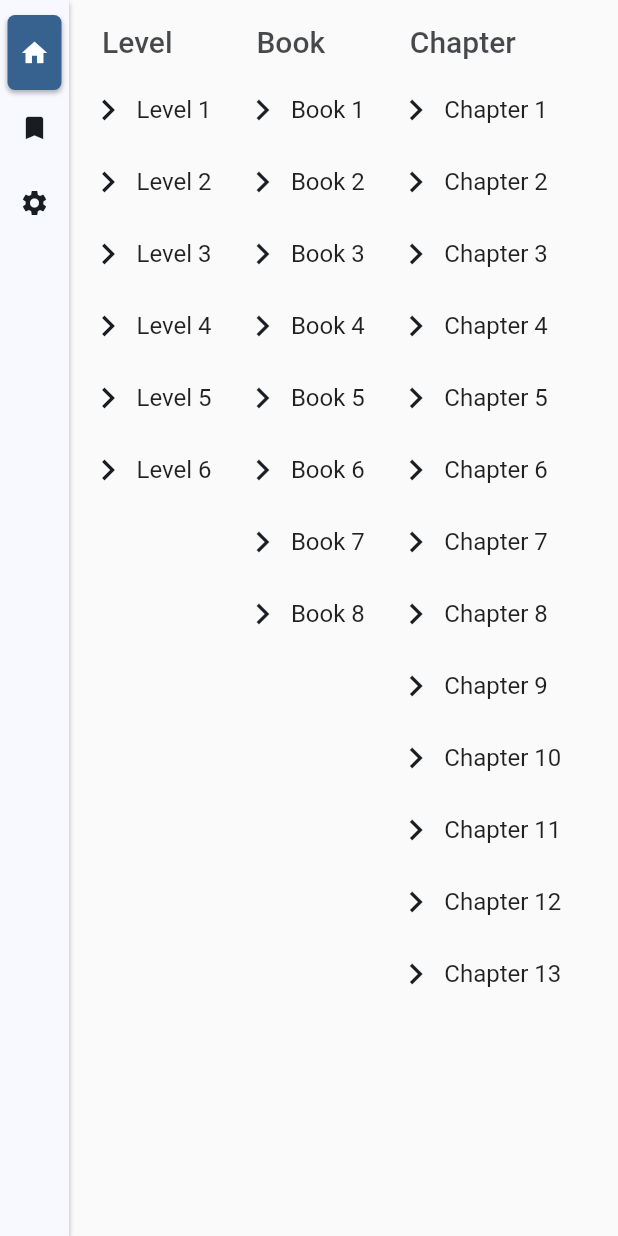
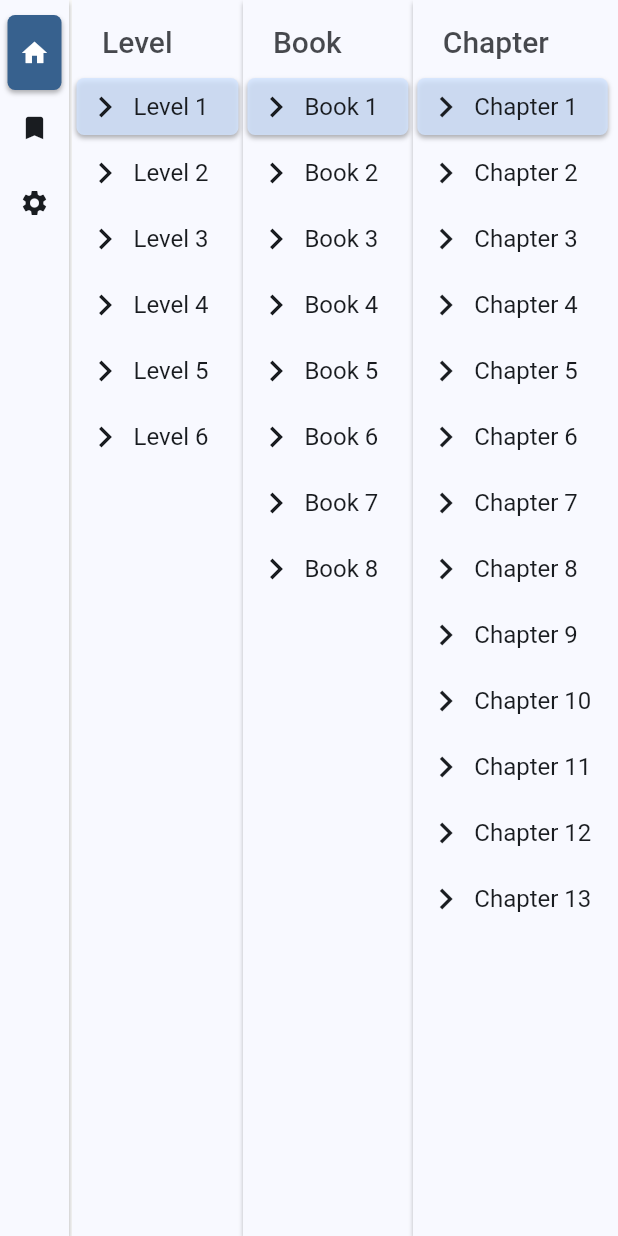
Before and after one commit to paulracooni/smart_study, a Flutter app: the screen it shows after launch, on a phone screen of 412 x 824 dp. Run offline on Flutter 3.47's test engine with Material 2 defaults, Android fonts, the phone set to English and light mode, and no system bars; our stand-ins replace badges, google_fonts.

Commit message:
feat: Impl contetn_item and more

```diff
--- /dev/null
+++ b/lib/features/contents/presentation/content_item.dart
@@ -0,0 +1,96 @@
+// ignore: must_be_immutable
+import 'package:flutter/material.dart';
+import 'package:smart_care/constants/design/effects.dart';
+
+class ContentItem extends StatefulWidget {
+  /// Element widget of [ContentSelector]
+  ///
+  /// item name
+  // ignore: prefer_typing_uninitialized_variables
+  final String item;
+
+  /// A function that call when tap on [SideMenuItem]
+  final Function onTap;
+
+  /// Priority of item to show on [SideMenu], lower value is displayed at the top
+  ///
+  /// * Start from 0
+  /// * This value should be unique
+  /// * This value used for page controller index
+  final int priority;
+
+  const ContentItem({
+    Key? key,
+    required this.item,
+    required this.onTap,
+    required this.priority,
+  }) : super(key: key);
+
+  @override
+  State<ContentItem> createState() => _ContentItemState();
+}
+
+class _ContentItemState extends State<ContentItem> {
+  bool isHovered = false;
+  int currentPage = 0;
+
+  T? _nonNullableWrap<T>(T? value) => value;
+
+  Color _setColor() {
+    if (widget.priority == currentPage) {
+      return Theme.of(context).colorScheme.primaryContainer.withOpacity(0.8);
+    } else if (isHovered) {
+      return Theme.of(context).colorScheme.onBackground.withOpacity(0.2);
+    } else {
+      return Colors.transparent;
+    }
+  }
+
+  @override
+  Widget build(BuildContext context) {
+    return InkWell(
+      onTap: () => widget.onTap,
+      onHover: (value) {
+        setState(() {isHovered = value;});
+      },
+      highlightColor: Colors.transparent,
+      focusColor: Colors.transparent,
+      hoverColor: Colors.transparent,
+      splashColor: Colors.transparent,
+      child: Padding(
+        padding: const EdgeInsets.all(3.0),
+        child: Container(
+          padding: const EdgeInsets.only(
+              left: 5.0, right: 20.0, top: 5.0, bottom: 5),
+          decoration: BoxDecoration(
+              color: _setColor(),
+              borderRadius: const BorderRadius.all(Radius.circular(5)),
+              boxShadow: [
+                if (widget.priority == currentPage)
+                  ...Effects.boxShadowEffect(context)
+              ]),
+          child: Padding(
+            padding: const EdgeInsets.only(left: 0, right: 0),
+            child: Row(
+              mainAxisAlignment: MainAxisAlignment.start,
+              crossAxisAlignment: CrossAxisAlignment.center,
+              children: [
+                Icon(
+                  Icons.keyboard_arrow_right,
+                  size: 28,
+                  color: Theme.of(context).colorScheme.onBackground,
+                ),
+                SizedBox(
+                  width: 5,
+                ),
+                Text(widget.item,
+                    style: Theme.of(context).textTheme.titleMedium!.copyWith(
+                        color: Theme.of(context).colorScheme.onBackground)),
+              ],
+            ),
+          ),
+        ),
+      ),
+    );
+  }
+}
--- a/lib/features/contents/presentation/content_selector.dart
+++ b/lib/features/contents/presentation/content_selector.dart
@@ -1,41 +1,18 @@
 import 'package:flutter/material.dart';
+import 'package:smart_care/constants/design/effects.dart';
 
-// ignore: must_be_immutable
-class ContentItem extends StatelessWidget {
-  /// Element widget of [ContentSelector]
-  String item;
-
-  ContentItem({Key? key, required this.item}) : super(key: key);
-
-  @override
-  Widget build(BuildContext context) {
-    return Padding(
-      padding: const EdgeInsets.all(10.0),
-      child: Row(
-        mainAxisAlignment: MainAxisAlignment.start,
-        crossAxisAlignment: CrossAxisAlignment.center,
-        children: [
-          Icon(
-            Icons.keyboard_arrow_right,
-            size: 28,
-            color: Theme.of(context).colorScheme.onBackground,
-          ),
-          SizedBox(
-            width: 5,
-          ),
-          Text(item, style: Theme.of(context).textTheme.titleMedium),
-        ],
-      ),
-    );
-  }
-}
+import 'content_item.dart';
 
 // ignore: must_be_immutable
 class ContentSelector extends StatefulWidget {
-  String name;
-  List<String> items;
 
-  ContentSelector({
+  /// [name] will be displayed at Header of [ContentSelector].
+  final String name;
+
+  /// [items] is part of key value of contents.
+  final List<String> items;
+
+  const ContentSelector({
     Key? key,
     required this.name,
     required this.items,
@@ -46,29 +23,44 @@ class ContentSelector extends StatefulWidget {
 }
 
 class _ContentSelectorState extends State<ContentSelector> {
+
   @override
   Widget build(BuildContext context) {
-    return Column(
+    return Container(
+      decoration: BoxDecoration(
+        color: Theme.of(context).colorScheme.background,
+        boxShadow: Effects.boxShadowEffect(context),
+      ),
+      child: Column(
         crossAxisAlignment: CrossAxisAlignment.start,
         children: [
           Padding(
-          padding: const EdgeInsets.only(left: 20, top:16, bottom: 5),
+            padding: const EdgeInsets.only(left: 20, top: 16, bottom: 5),
             child: Text(
               widget.name,
               style: Theme.of(context).textTheme.titleLarge!.copyWith(
-              color: Theme.of(context).colorScheme.onBackground.withOpacity(0.8)
-            ),
+                  color: Theme.of(context)
+                      .colorScheme
+                      .onBackground
+                      .withOpacity(0.8)),
             ),
           ),
           Divider(
             height: 5,
-          thickness: 1,
-          color: Theme.of(context).colorScheme.onBackground.withOpacity(0.8),
-        ),
-        ...widget.items.map((item) {
-          return ContentItem(item: item);
+            thickness: 5,
+            color: Theme.of(context).colorScheme.onBackground,
+          ), //@TODO: 왜 디바이더가 안보이지?
+          ...widget.items.asMap().entries.map((entry) {
+            int index = entry.key;
+            String item = entry.value;
+            return ContentItem(
+              item: item,
+              priority: index,
+              onTap: () {},
+            );
           }).toList()
         ],
+      ),
     );
   }
 }
--- a/lib/features/contents/presentation/content_view.dart
+++ b/lib/features/contents/presentation/content_view.dart
@@ -1,20 +1,35 @@
 import 'package:flutter/material.dart';
 import 'package:smart_care/constants/content_datas.dart';
+import 'package:smart_care/constants/design/effects.dart';
 import 'package:smart_care/features/contents/presentation/content_selector.dart';
 
-class ContentView extends StatelessWidget {
+class ContentView extends StatefulWidget {
   const ContentView({Key? key}) : super(key: key);
 
+  @override
+  State<ContentView> createState() => _ContentViewState();
+}
+
+class _ContentViewState extends State<ContentView> {
   @override
   Widget build(BuildContext context) {
     return Row(
       mainAxisAlignment: MainAxisAlignment.start,
       crossAxisAlignment: CrossAxisAlignment.start,
-      children: [
+      children: const [
         // Contents Selector
-        ContentSelector(name:"Level", items: contentLevels),
-        ContentSelector(name:"Book", items: contentBook),
-        ContentSelector(name:"Chapter", items: contentChapter)
+        ContentSelector(
+          name: "Level",
+          items: contentLevels,
+        ),
+        ContentSelector(
+          name: "Book",
+          items: contentBook,
+        ),
+        ContentSelector(
+          name: "Chapter",
+          items: contentChapter,
+        ),
         // Contents Preview
       ],
     );
--- a/lib/main.dart
+++ b/lib/main.dart
@@ -8,7 +8,7 @@ import 'router/navigations/side_menu_display_mode.dart';
 import 'router/navigations/side_menu_style.dart';
 import 'web_main.dart';
 
-const _seedColor = Color(0x0E4DA4FD);
+const _seedColor = Color(0xFF4DA4FD);
 
 void main() {
   runApp(const MyApp());
@@ -27,7 +27,9 @@ class MyApp extends StatelessWidget {
       title: 'Smart Care',
       theme: ThemeData(
         colorScheme: ColorScheme.fromSeed(
-            seedColor: _seedColor, brightness: Brightness.light),
+          seedColor: _seedColor,
+          brightness: Brightness.light,
+        ),
         textTheme: GoogleFonts.notoSansNKoTextTheme(theme.textTheme),
       ),
       home: WebMain(),
```
Lines whose indentation alone changed are shown as unchanged.
